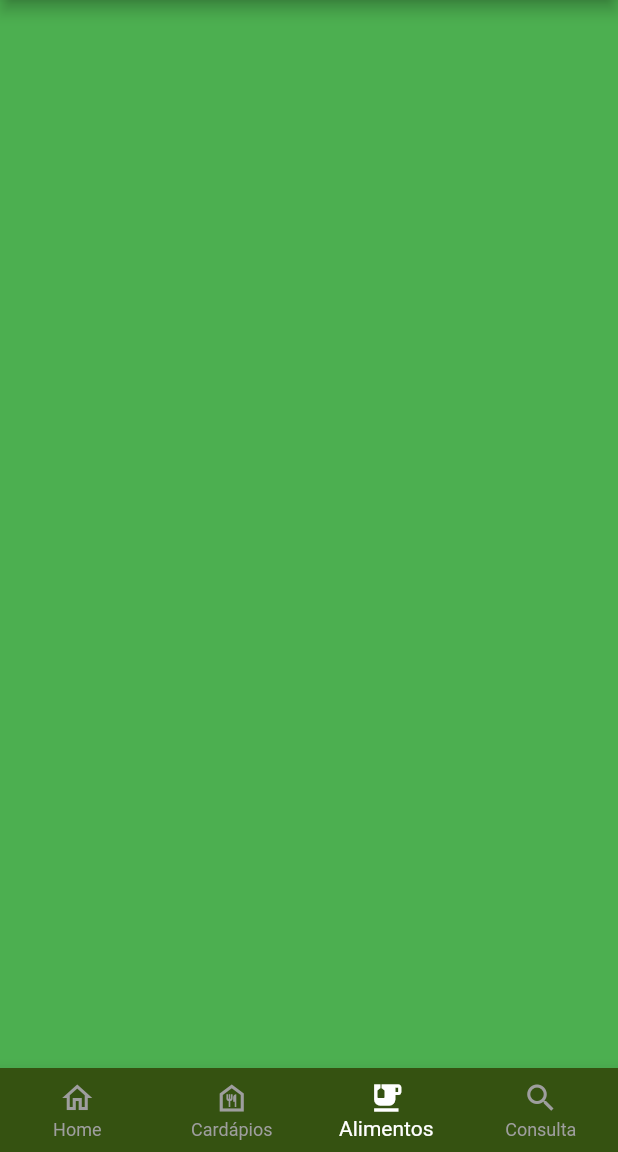
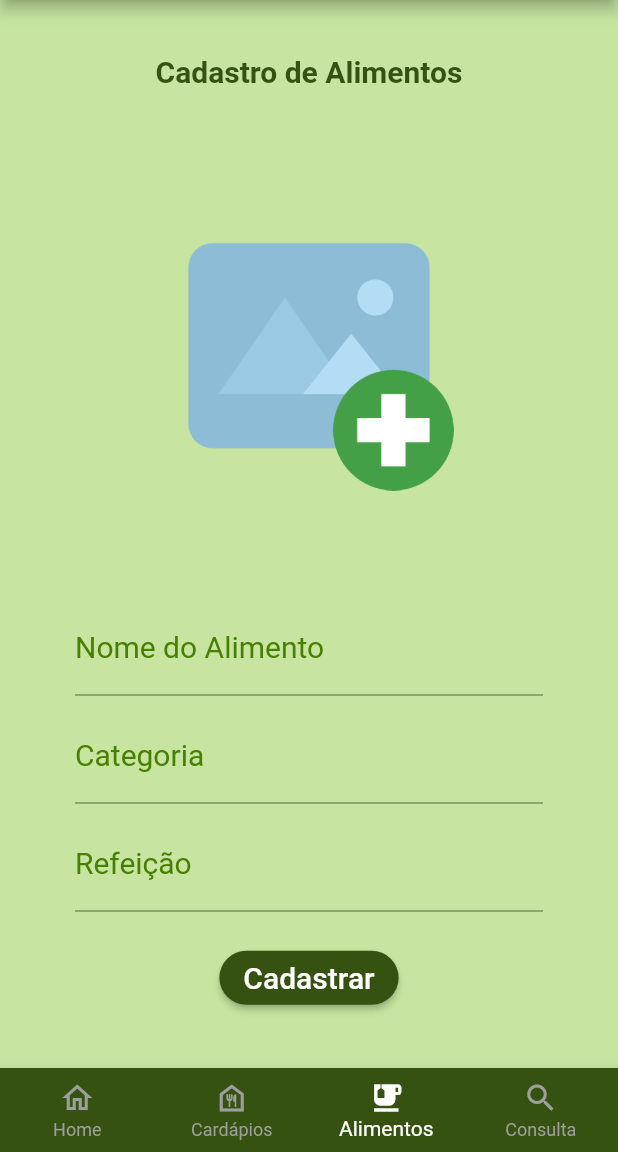
Before and after one commit to PedroLucasFernandes/app-nutricao, a Flutter app: the HomePage screen opened by its route, item 3 of the bottom bar chosen, on a phone screen of 412 x 824 dp, the part 84-1236 px from its top. Run offline on Flutter 3.47's test engine with Material 2 defaults, Android fonts, the phone set to English and light mode, and no system bars; our stand-ins replace mask_text_input_formatter.

Commit message:
feat: add new food page

```diff
--- a/lib/pages/new_food.dart
+++ b/lib/pages/new_food.dart
@@ -6,7 +6,95 @@ class NovoAlimento extends StatelessWidget {
   @override
   Widget build(BuildContext context) {
     return Container(
-        color: Colors.green,
+        color: Color(0XFFC7E5A1),
+        child: Column(
+          mainAxisAlignment: MainAxisAlignment.spaceAround,
+          crossAxisAlignment: CrossAxisAlignment.center,
+          children: [
+            Text(
+              "Cadastro de Alimentos",
+              style: TextStyle(
+                fontSize: 20,
+                color: Color(0XFF355211),
+                fontWeight: FontWeight.bold,
+              ),
+            ),
+            Container(
+              width: 193,
+              height: 198,
+              child: Image.asset("assets/addimg.png")
+            ),
+            Padding(
+              padding: const EdgeInsets.only(left: 50, right: 50),
+              child: Column(
+                children: [
+                  TextFormField(
+                    keyboardType: TextInputType.name,
+                    decoration: InputDecoration(
+                      labelText: "Nome do Alimento",
+                      labelStyle: TextStyle(
+                        color: Color(0XFF478000),
+                        fontWeight: FontWeight.w400,
+                        fontSize: 20,
+                      ),
+                    ),
+                  ),
+                  SizedBox(
+                    height: 10,
+                  ),
+                  TextFormField(
+                    keyboardType: TextInputType.name,
+                    decoration: InputDecoration(
+                      labelText: "Categoria",
+                      labelStyle: TextStyle(
+                        color: Color(0XFF478000),
+                        fontWeight: FontWeight.w400,
+                        fontSize: 20,
+                      ),
+                    ),
+                  ),
+                  SizedBox(
+                    height: 10,
+                  ),
+                  TextFormField(
+                    keyboardType: TextInputType.name,
+                    decoration: InputDecoration(
+                      labelText: "Refeição",
+                      labelStyle: TextStyle(
+                        color: Color(0XFF478000),
+                        fontWeight: FontWeight.w400,
+                        fontSize: 20,
+                      ),
+                    ),
+                  ),
+                  SizedBox(
+                    height: 20,
+                  ),
+                  ElevatedButton(
+                    onPressed: () {
+                        Navigator.pushNamed(context, "/home_page");
+                    },
+                    style: ButtonStyle(
+                      backgroundColor: MaterialStatePropertyAll(Color(0XFF355211)),
+                      shape: MaterialStatePropertyAll(
+                        RoundedRectangleBorder(
+                          borderRadius: BorderRadius.circular(20),
+                        ),
+                      ),
+                    ),
+                    child: Text(
+                      "Cadastrar",
+                      style: TextStyle(
+                        fontSize: 20,
+                        color: Colors.white,
+                      ),
+                    ),
+                  ),
+                ],
+              ),
+            ),
+          ],
+        ),
     );
   }
 }
--- a/pubspec.yaml
+++ b/pubspec.yaml
@@ -63,6 +63,7 @@ flutter:
   assets:
     - assets/logo.png
     - assets/perfil.png
+    - assets/addimg.png
   #   - images/a_dot_ham.jpeg
 
   # An image asset can refer to one or more resolution-specific "variants", see
```
Also changed, not shown: assets/addimg.png (added).
